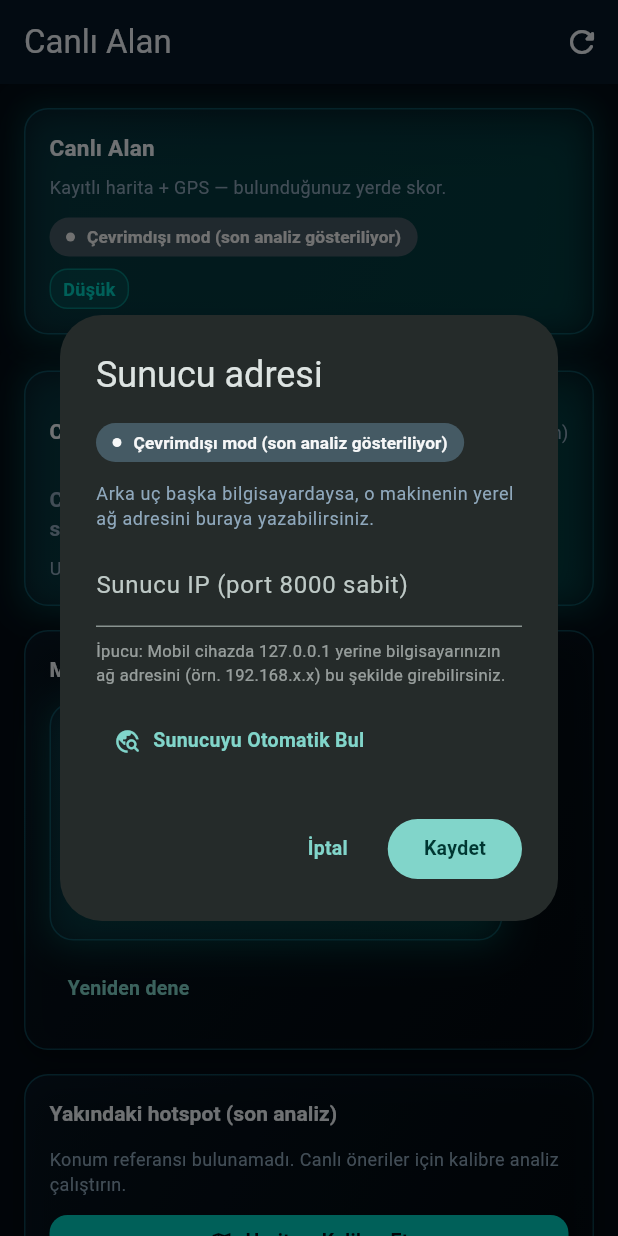
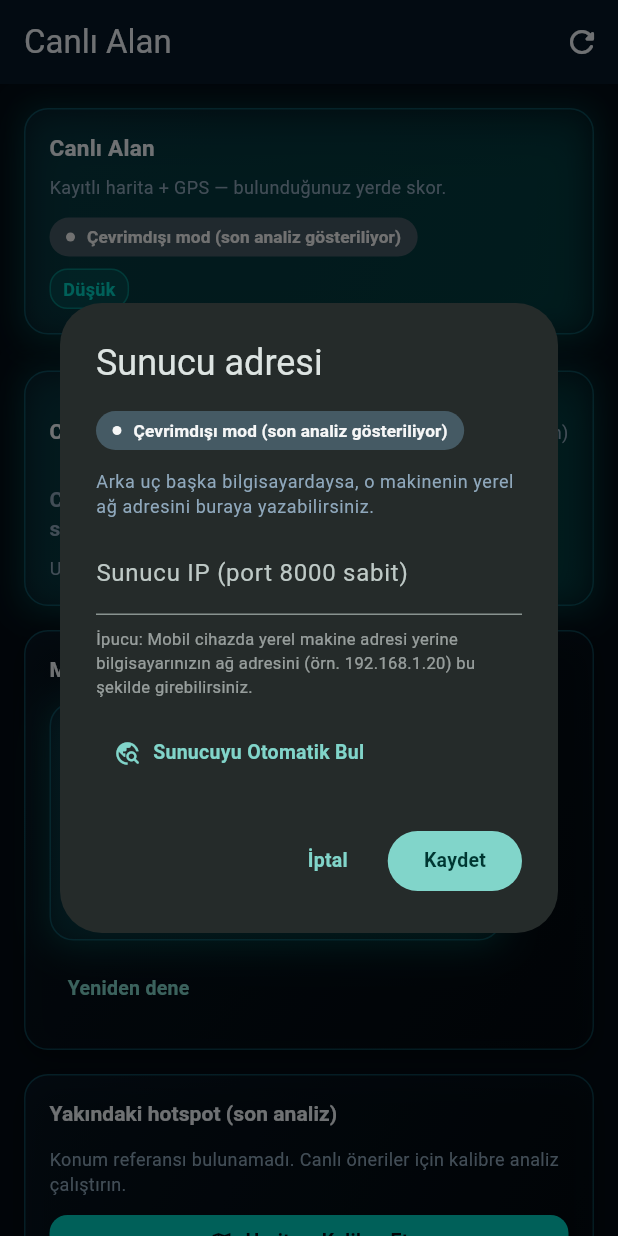
Before and after one commit to Miracle4AE/merasonar, a Flutter app: the LiveAreaScreen screen opened directly with empty values, after a tap on "Çevrimdışı mod (son analiz gösteriliyor)", on a phone screen of 412 x 824 dp. Run offline on Flutter 3.47's test engine with Material 3 defaults, Android fonts, the phone set to English and light mode, and no system bars; our stand-ins replace device_info_plus, flutter_map, geolocator, image_picker, latlong2, permission_handler and 2 more; accounts and stored records are empty; network calls fail.

Commit message:
chore: point mobile app to VPS API
Co-authored-by: Cursor <cursoragent@cursor.com>

```diff
--- a/deniz_app/lib/api_service.dart
+++ b/deniz_app/lib/api_service.dart
@@ -158,7 +158,7 @@ class ApiService {
     } on TimeoutException {
       return HealthCheckResult(
         ok: false,
-        message: 'Sunucuya erişim zaman aşımına uğradı.',
+        message: kMsgSunucuyaUlasilamiyor,
         latencyMs: DateTime.now().difference(started).inMilliseconds,
       );
     } on SocketException catch (e) {
@@ -171,7 +171,7 @@ class ApiService {
       log('health failed: $e', name: 'ApiService', stackTrace: st);
       return HealthCheckResult(
         ok: false,
-        message: 'Sunucuya ulaşılamıyor.',
+        message: kMsgSunucuyaUlasilamiyor,
         latencyMs: DateTime.now().difference(started).inMilliseconds,
       );
     }
@@ -2334,13 +2334,9 @@ ApiErrorType _socketType(SocketException e) {
 String _socketMessage(SocketException e) {
   switch (_socketType(e)) {
     case ApiErrorType.invalidAddressOrPort:
-      return 'Adres ya da porta ulaşılamadık. Yerel IP (örn. 192.168.x.x) girmeyi deneyebilirsiniz.';
     case ApiErrorType.backendUnavailable:
-      return 'Bağlantı kuruldu; arka uç yanıt vermiyor. Programı başlatmayı kontrol edip tekrar deneyebilirsiniz.';
     case ApiErrorType.networkUnavailable:
-      return 'Şu an ağa çıkılmıyor gibi görünüyor. Aynı Wi‑Fi üzerinden olduğunuzdan emin olmayı deneyebilirsiniz.';
     case ApiErrorType.timeout:
-      return 'Şu anda yanıt uzun sürdü — daha sonra yeniden deneyebilirsiniz.';
     case ApiErrorType.serverUnreachable:
       return kMsgSunucuyaUlasilamiyor;
     default:
--- a/deniz_app/lib/config/app_config.dart
+++ b/deniz_app/lib/config/app_config.dart
@@ -9,6 +9,29 @@ class AppConfig {
   /// Analiz API’si (FastAPI) varsayılan portu; `buildApiBaseUrl` ile birleşir.
   static const int defaultApiPort = 8000;
 
+  /// API ortamı: release/mobil varsayılanı production, yerel geliştirme için:
+  /// `--dart-define=MERASONAR_ENV=development`.
+  static const String apiEnvironment = String.fromEnvironment(
+    'MERASONAR_ENV',
+    defaultValue: 'production',
+  );
+
+  static bool get isDevelopmentEnvironment {
+    final env = apiEnvironment.trim().toLowerCase();
+    return env == 'dev' || env == 'development' || env == 'local';
+  }
+
+  /// Fiziksel telefon ve production build varsayılan canlı backend adresi.
+  static const String productionApiHost = '187.124.183.138';
+  static const String productionApiBaseUrl =
+      'http://$productionApiHost:$defaultApiPort';
+
+  /// Yerel geliştirme adresleri. API adresleri burada merkezi tutulur.
+  static const String developmentApiHost = loopbackIpv4Host;
+  static const String loopbackIpv4Host = '127.0.0.1';
+  static const String loopbackHostname = 'localhost';
+  static const String loopbackIpv6Host = '::1';
+
   /// Uygulama sürümü — pubspec `version` ile senkron tutulmalı.
   static const String appVersion = '1.0.0';
   static const String buildNumber = '1';
@@ -18,6 +41,11 @@ class AppConfig {
 
   /// Android emülatör → geliştirme makinesi (host) köprüsü.
   static const String defaultEmulatorLanHost = '10.0.2.2';
+
+  static String get defaultApiHost =>
+      isDevelopmentEnvironment ? developmentApiHost : productionApiHost;
+
+  static String get defaultApiBaseUrl => buildApiBaseUrl(defaultApiHost);
 
   /// Kullanıcı girdisi / kayıtlı değerlerden host normalize eder.
   ///
@@ -54,12 +82,20 @@ class AppConfig {
   }
 
   static String buildApiBaseUrl(String host, {int? port}) {
-    final h = normalizeHost(host);
+    final normalized = normalizeHost(host);
+    final h = normalized.isEmpty ? defaultApiHost : normalized;
     final p = port ?? defaultApiPort;
-    if (h.isEmpty) {
-      return 'http://127.0.0.1:$p';
-    }
     return 'http://$h:$p';
+  }
+
+  static bool isLoopbackHost(String host) {
+    final h = normalizeHost(host).toLowerCase();
+    return h == loopbackHostname || h == loopbackIpv4Host || h == loopbackIpv6Host;
+  }
+
+  static bool isLocalDevelopmentHost(String host) {
+    final h = normalizeHost(host).toLowerCase();
+    return isLoopbackHost(h) || h == defaultEmulatorLanHost;
   }
 
   static int normalizePort(int? port) {
@@ -76,7 +112,7 @@ class AppConfig {
   /// AppBar / kısa başlık.
   static String mapTitleForHost(String host) {
     final h = normalizeHost(host);
-    return '$productName (${h.isEmpty ? '127.0.0.1' : h}:$defaultApiPort)';
+    return '$productName (${h.isEmpty ? defaultApiHost : h}:$defaultApiPort)';
   }
 
   /// Kalıcı güven bandı — tek satır.
--- a/deniz_app/lib/dialogs/server_host_dialog.dart
+++ b/deniz_app/lib/dialogs/server_host_dialog.dart
@@ -53,23 +53,23 @@ Future<String?> showMerasonarServerHostDialog(
                     decoration: InputDecoration(
                       labelText:
                           'Sunucu IP (port ${AppConfig.defaultApiPort} sabit)',
-                      hintText: 'Örn: 192.168.1.20',
+                      hintText: 'Örn: ${AppConfig.defaultLanHostExample}',
                     ),
                   ),
                   const SizedBox(height: 8),
                   Text(
-                    'İpucu: Mobil cihazda 127.0.0.1 yerine bilgisayarınızın ağ adresini (örn. 192.168.x.x) bu şekilde girebilirsiniz.',
+                    'İpucu: Mobil cihazda yerel makine adresi yerine bilgisayarınızın ağ adresini (örn. ${AppConfig.defaultLanHostExample}) bu şekilde girebilirsiniz.',
                     style: TextStyle(
                       fontSize: 11,
                       color:
                           Theme.of(context).colorScheme.onSurface.withValues(alpha: 0.62),
                     ),
                   ),
-                  if (localhostWarningForMobile(controller.text) !=
+                  if (loopbackWarningForMobile(controller.text) !=
                       null) ...[
                     const SizedBox(height: 8),
                     Text(
-                      localhostWarningForMobile(controller.text)!,
+                      loopbackWarningForMobile(controller.text)!,
                       style: TextStyle(
                         fontSize: 11,
                         color: Colors.orange.shade800,
--- a/deniz_app/lib/home_screen.dart
+++ b/deniz_app/lib/home_screen.dart
@@ -61,7 +61,7 @@ class HomeScreen extends StatefulWidget {
 
 class _HomeScreenState extends State<HomeScreen> with TickerProviderStateMixin {
   final LocalStorageService _storage = LocalStorageService();
-  String _serverIp = '127.0.0.1';
+  String _serverIp = AppConfig.defaultApiHost;
   bool _discoveryBusy = false;
   String? _discoveryHint;
   bool _healthChecking = false;
@@ -441,10 +441,7 @@ class _HomeScreenState extends State<HomeScreen> with TickerProviderStateMixin {
       );
       if (!mounted) return;
       final normalizedHost = AppConfig.normalizeHost(_serverIp);
-      final isLoopback =
-          normalizedHost == '127.0.0.1' ||
-          normalizedHost == 'localhost' ||
-          normalizedHost == '::1';
+      final isLoopback = AppConfig.isLoopbackHost(normalizedHost);
       if (!okNow &&
           !_healthWrongServiceBody &&
           !_shownLocalServerNotRunningHint &&
--- a/deniz_app/lib/l10n/app_strings_tr.dart
+++ b/deniz_app/lib/l10n/app_strings_tr.dart
@@ -1,7 +1,8 @@
 // Türkçe arayüz metinleri — ileride i18n için tek giriş noktası.
 
 // —— Genel ağ / sunucu ——
-const String kMsgSunucuyaUlasilamiyor = 'Şu an sunucuya bağlanılamıyor';
+const String kMsgSunucuyaUlasilamiyor =
+    'Sunucuya ulaşılamıyor. Lütfen internet bağlantınızı kontrol edin.';
 const String kMsgNetworkRetryHint =
     'Aynı Wi‑Fi üzerinden bağlandığınızdan emin olun; sunucu adresini Ayarlar’dan güncelleyebilirsiniz.';
 const String kMsgAnalysisTimeout =
@@ -96,7 +97,7 @@ const String kHomeCardMarineTitle = 'Koordinat Deniz Analizi';
 const String kHomeCardMarineSubtitle =
     'Bir noktanın rüzgar, dalga, ay ve av uygunluğunu kontrol et';
 const String kHomeLanTipAndroid =
-    'İpucu: Telefonda bilgisayarınızın yerel IP adresini yazın (localhost yerine).';
+    'İpucu: Telefonda bilgisayarınızın yerel ağ adresini yazın.';
 const String kHomeFooterServerLabel = 'Sunucu';
 
 const String kDiscoverSearching = 'Sunucu aranıyor…';
@@ -109,7 +110,7 @@ const String kDiscoverNotFound =
     'bağlantı noktasını başka bir uygulama kullanıyorsa kapatın. Aynı Wi‑Fi’deki bilgisayar '
     'IP’sini girebilir veya “Sunucuyu Otomatik Bul” ile yeniden deneyebilirsiniz.';
 
-/// Windows / yerel kullanımda en net yönlendirme (localhost başarısız).
+/// Windows / yerel kullanımda en net yönlendirme.
 const String kServerNotRunningLocalHint =
     'Sunucu çalışmıyor. BASLA.bat veya run_api.cmd ile API’yi başlatın.';
 
@@ -146,9 +147,9 @@ const String kOfflineLiveScoreHintNearby =
 
 /// Onboarding / yerel ağ IP’si önerisi (biçim).
 const String kWrongIpFriendlyHint =
-    'Genelde bilgisayarınızın yerel ağ adresi gerekir (örn. 192.168.x.x). Böyle deneyebilirsiniz.';
+    'Genelde bilgisayarınızın yerel ağ adresi gerekir. Böyle deneyebilirsiniz.';
 
-/// IP zaten 192.168 / 10.x / 172.16–31 gibi yerel ağdayken [home_screen] SnackBar’ı — sorun biçim değil, erişim.
+/// IP zaten yerel ağ biçimindeyken [home_screen] SnackBar’ı — sorun biçim değil, erişim.
 const String kServerHealthFailedLanShapeHint =
     'Bu IP ile sunucuya ulaşılamıyor; adres biçimi doğru olsa da bağlantı kurulamadı. Bilgisayarda API '
     'çalışıyor mu (run_api.cmd), Windows güvenlik duvarı 8000 bağlantı noktasına izin veriyor mu ve telefon '
@@ -180,11 +181,11 @@ const String kServerWizardLater = 'Daha sonra';
 const String kPhotoGuideCueLine =
     'İlk harita analizi buradan — harita görseli seçerek başlayın.';
 
-/// Localhost seçildiğinde — suçlamadan yönlendirme
+/// Loopback seçildiğinde — suçlamadan yönlendirme
 const String kLocalhostMobileHintAndroid =
-    'Telefonda localhost bu cihaza işaret eder; PC’nizi görmek için yerel adres (örn. 192.168.x.x) girmeyi deneyebilirsiniz.';
+    'Telefonda bu yerel adres cihaza işaret eder; PC’nizi görmek için bilgisayarınızın yerel ağ adresini girmeyi deneyebilirsiniz.';
 const String kLocalhostMobileHintIos =
-    'Cihazda localhost Mac veya PC’niz değildir — o makinenin yerel ağ adresini kullanmayı deneyebilirsiniz.';
+    'Cihazdaki yerel adres Mac veya PC’niz değildir — o makinenin yerel ağ adresini kullanmayı deneyebilirsiniz.';
 
 /// Harita/Fotoğraf durum kartı (nadir bağlantı dışı hatalar)
 const String kMapErrorHeadlineUsingCache =
@@ -630,7 +631,7 @@ const String kOnboardingBulletGpx = 'GPX olarak dışa aktarma';
 
 const String kOnboardingServerTitle = 'Analiz sunucusu';
 const String kOnboardingServerBody =
-    'Telefondan test ederken arka uç bilgisayardaysa aşağıya bilgisayarın yerel ağ IP adresini girin. Aynı cihazda çalışan API için 127.0.0.1 yeterlidir; boş bırakırsanız cihaz IP’si otomatik denenecektir.';
+    'Telefondan test ederken arka uç bilgisayardaysa aşağıya bilgisayarın yerel ağ IP adresini girin. Boş bırakırsanız varsayılan sunucu adresi kullanılacaktır.';
 
 const String kOnboardingLegalHeading = 'Feragat';
 const String kOnboardingReadFullText = 'Tam metni oku';
@@ -639,7 +640,7 @@ const String kOnboardingLegalAck =
 
 String kOnboardingServerIpDecorationLabel(int port) =>
     'Sunucu IP (port $port sabit)';
-const String kOnboardingServerIpHint = 'Örn. 192.168.1.20';
+const String kOnboardingServerIpHint = 'Örn. canlı sunucu veya yerel ağ adresi';
 
 // Sunucu IP diyaloğu
 const String kServerDialogTitle = 'Sunucu adresi';
@@ -740,9 +741,9 @@ String localizeSeaDataSource(String raw) {
   }
 }
 
-/// Android localhost uyarısı (SnackBar vb.).
+/// Android loopback uyarısı (SnackBar vb.).
 String kAndroidLoopbackBlocked(String pcLanHostPort, String emulatorHostPort) =>
-    'Bu telefonda "localhost" ve 127.0.0.1 bu cihazın kendisine işaret eder; bilgisayarınıza değil. '
+    'Bu telefonda yerel adres bu cihazın kendisine işaret eder; bilgisayarınıza değil. '
     'Örnek: $pcLanHostPort gibi LAN adresini yazın. Emülatör ipucu: $emulatorHostPort.';
 
 /// OBIS/GBIF vb. özet metni öncesi çerçeve (ham metin ayrı blokta gösterilir).
--- a/deniz_app/lib/map_screen.dart
+++ b/deniz_app/lib/map_screen.dart
@@ -200,7 +200,7 @@ class _MapScreenState extends State<MapScreen> with TickerProviderStateMixin {
   }
 
   String? _lastError;
-  String _serverIp = '127.0.0.1';
+  String _serverIp = AppConfig.defaultApiHost;
   bool _serverDiscoverBusy = false;
   bool _mapHealthChecking = false;
   bool? _mapHealthOkLast;
@@ -296,7 +296,7 @@ class _MapScreenState extends State<MapScreen> with TickerProviderStateMixin {
     _hotspotFocusId.addListener(_publishWorldMapLayout);
     final configuredIp = widget.serverIp.trim();
     final normalized = AppConfig.normalizeHost(configuredIp);
-    _serverIp = normalized.isEmpty ? '127.0.0.1' : normalized;
+    _serverIp = normalized.isEmpty ? AppConfig.defaultApiHost : normalized;
     _rebuildApiService();
     _initializeScreen();
   }
@@ -669,7 +669,7 @@ class _MapScreenState extends State<MapScreen> with TickerProviderStateMixin {
   }
 
   Future<void> _autoDetectServerIp() async {
-    // Windows: yerel API (127.0.0.1) korunsun; LAN IP firewall ile saglik kontrolu bozulmasin
+    // Windows: yerel API host'u korunsun; LAN IP firewall ile saglik kontrolu bozulmasin.
     if (Platform.isWindows) return;
     try {
       final interfaces = await NetworkInterface.list(
@@ -691,9 +691,7 @@ class _MapScreenState extends State<MapScreen> with TickerProviderStateMixin {
     final normalized = AppConfig.normalizeHost(saved);
     if (normalized.isEmpty ||
         normalized == _serverIp ||
-        normalized == 'localhost' ||
-        normalized == '127.0.0.1' ||
-        normalized == '::1') {
+        AppConfig.isLoopbackHost(normalized)) {
       return;
     }
     setState(() => _serverIp = normalized);
--- a/deniz_app/lib/onboarding/onboarding_screen.dart
+++ b/deniz_app/lib/onboarding/onboarding_screen.dart
@@ -48,9 +48,7 @@ class _OnboardingScreenState extends State<OnboardingScreen> {
       }
       final ip = AppConfig.normalizeHost(_ipController.text);
       if (ip.isNotEmpty &&
-          ip != 'localhost' &&
-          ip != '127.0.0.1' &&
-          ip != '::1') {
+          !AppConfig.isLoopbackHost(ip)) {
         await _storage.saveServerIp(ip);
       }
       await AppPreferences.setOnboardingComplete();
--- a/deniz_app/lib/services/backend_discovery_service.dart
+++ b/deniz_app/lib/services/backend_discovery_service.dart
@@ -44,7 +44,7 @@ class MeraSonarDiscoverOutcome {
 
 /// Kayıtlı adres, yaygın kısayollar ve LAN subnet taraması (paralel) ile `/health` arar.
 ///
-/// Yerel güvenlik: fiziksel Android’de localhost taramayı [shouldBlockAndroidLoopbackHost] ile atlar.
+/// Yerel güvenlik: fiziksel Android’de loopback taramayı [shouldBlockAndroidLoopbackHost] ile atlar.
 class BackendDiscoveryService {
   BackendDiscoveryService({
     http.Client? httpClient,
@@ -53,7 +53,7 @@ class BackendDiscoveryService {
     bool? ownsClient,
     /// Test: emulatorde true — [AppConfig.defaultEmulatorLanHost] denenir.
     bool? androidEmulatorOverride,
-    /// Test: masaüstü olarak 127.0.0.1 / localhost deneme.
+    /// Test: masaüstü olarak loopback deneme.
     bool? flutterDesktopOverride,
     /// Test için subnet üçlüleri. Her eleman `['192','168','1']`.
     Future<List<List<String>>> Function()? subnetPrefixOverride,
@@ -306,13 +306,13 @@ class BackendDiscoveryService {
     }
   }
 
-  /// Masaüstü: 127 + localhost. Android emülatör: 10.0.2.2 (fizikselde yok).
+  /// Masaüstü: loopback. Android emülatör: host bridge (fizikselde yok).
   @visibleForTesting
   Future<List<String>> orderedShortcutHosts() async {
     final out = <String>[];
     if (_isFlutterDesktop()) {
-      out.add('127.0.0.1');
-      out.add('localhost');
+      out.add(AppConfig.loopbackIpv4Host);
+      out.add(AppConfig.loopbackHostname);
       if (!kIsWeb && Platform.isWindows) {
         out.add('host.docker.internal');
       }
@@ -333,8 +333,8 @@ List<String> orderedShortcutHostsForTest({
 }) {
   final o = <String>[];
   if (desktop) {
-    o.add('127.0.0.1');
-    o.add('localhost');
+    o.add(AppConfig.loopbackIpv4Host);
+    o.add(AppConfig.loopbackHostname);
   }
   if (androidEmulatorHost) o.add(AppConfig.defaultEmulatorLanHost);
   return o;
--- a/deniz_app/lib/utils/android_backend_host_policy.dart
+++ b/deniz_app/lib/utils/android_backend_host_policy.dart
@@ -5,15 +5,15 @@ import 'package:flutter/foundation.dart';
 import '../config/app_config.dart';
 import '../l10n/app_strings_tr.dart';
 /// True for **physical / all** Android installs when target is loopback —
-/// localhost never reaches a development machine on USB Wi‑Fi.
+/// loopback never reaches a development machine on USB Wi‑Fi.
 ///
-/// **`10.0.2.2`** is explicitly allowed — standard Android emulator routing to host.
+/// Emulator host is explicitly allowed — standard Android emulator routing to host.
 bool shouldBlockAndroidLoopbackHost(String host) {
   if (kIsWeb || !Platform.isAndroid) return false;
   final h = host.trim().toLowerCase();
   if (h.isEmpty) return false;
-  if (h == '10.0.2.2') return false;
-  return h == 'localhost' || h == '127.0.0.1' || h == '::1';
+  if (h == AppConfig.defaultEmulatorLanHost) return false;
+  return AppConfig.isLoopbackHost(h);
 }
 
 String androidLoopbackHostBlockedExplanation() =>
--- a/deniz_app/lib/utils/server_host_hints.dart
+++ b/deniz_app/lib/utils/server_host_hints.dart
@@ -1,14 +1,15 @@
 import 'dart:io' show Platform;
 
+import 'package:deniz_app/config/app_config.dart';
 import 'package:deniz_app/l10n/app_strings_tr.dart';
 import 'package:flutter/foundation.dart';
 
-/// Mobil cihazda `localhost` / `127.0.0.1` klasörüdür — backend genelde görünmez.
-String? localhostWarningForMobile(String host) {
+/// Mobil cihazda loopback adresleri backend geliştirme makinesine ulaşmaz.
+String? loopbackWarningForMobile(String host) {
   if (kIsWeb) return null;
   final h = host.trim().toLowerCase();
   if (h.isEmpty) return null;
-  if (h != 'localhost' && h != '127.0.0.1' && h != '::1') return null;
+  if (!AppConfig.isLoopbackHost(h)) return null;
   if (Platform.isAndroid) {
     return kLocalhostMobileHintAndroid;
   }
```
Also changed, not shown: deniz_app/lib/screens/premium_settings_screen.dart (+5 -5 lines), 1 other file.
